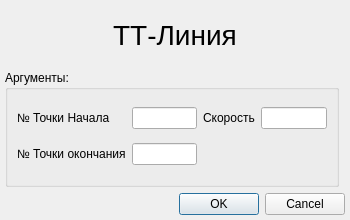
This is KAMEditor/gui/commands/ttlinedialog.ui in Xtail96/SML as Qt 5 draws it before an edit. The edited form follows.
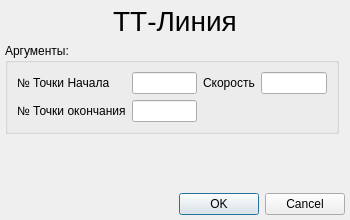
This is the edited form.

```diff
--- a/KAMEditor/gui/commands/ttlinedialog.ui
+++ b/KAMEditor/gui/commands/ttlinedialog.ui
@@ -108,6 +108,19 @@
      </property>
     </widget>
    </item>
+   <item row="2" column="1">
+    <spacer name="verticalSpacer">
+     <property name="orientation">
+      <enum>Qt::Vertical</enum>
+     </property>
+     <property name="sizeHint" stdset="0">
+      <size>
+       <width>20</width>
+       <height>100</height>
+      </size>
+     </property>
+    </spacer>
+   </item>
   </layout>
  </widget>
  <resources/>
```
